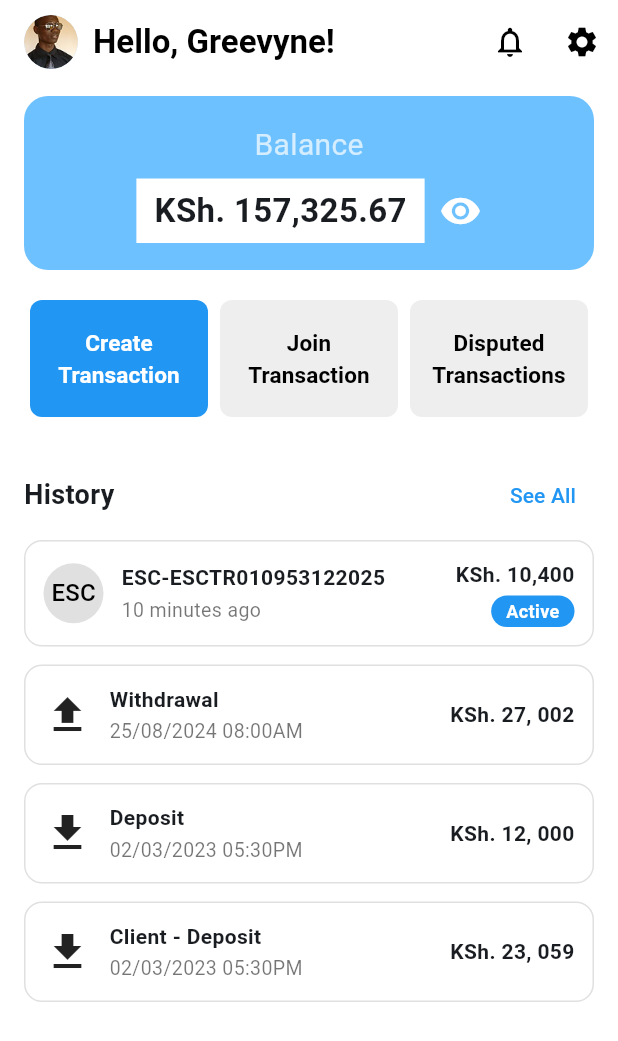
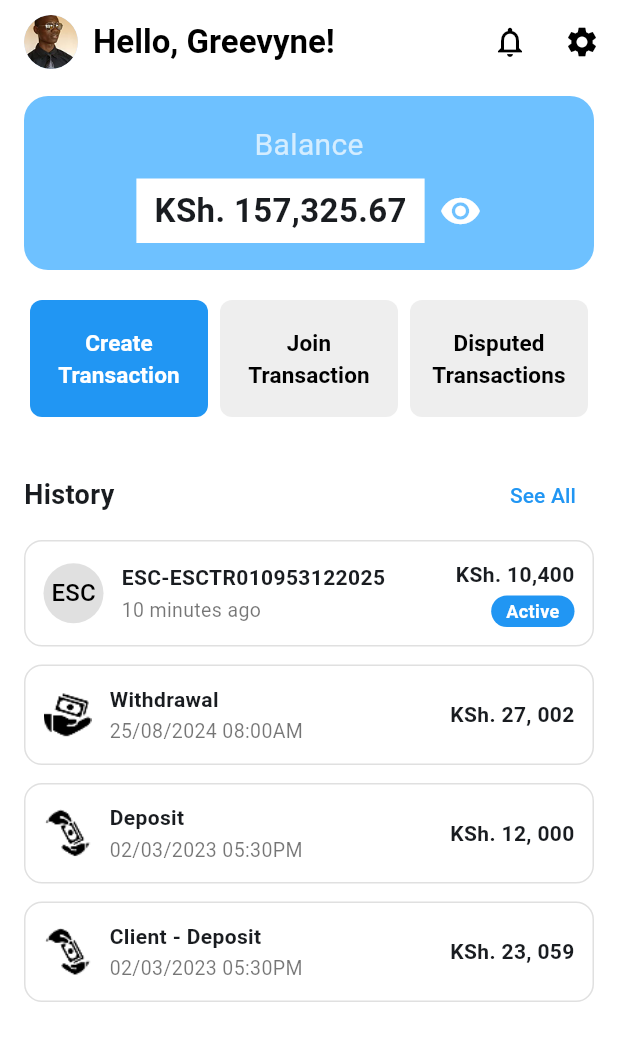
Before and after one commit to Muhoti/ESCROW, a Flutter app: the HomeScreenBody screen opened directly, on a phone screen of 412 x 824 dp. Shown: the top 1041 px of the screen. Run offline on Flutter 3.47's test engine with Material 3 defaults, Android fonts, the phone set to English and light mode, and no system bars.

Commit message:
Update asset references in HomeScreen and add new icon asset path in pubspec.yaml

```diff
--- a/lib/screens/home_screen.dart
+++ b/lib/screens/home_screen.dart
@@ -195,19 +195,22 @@ class HomeScreenBody extends StatelessWidget {
                 statusColor: Colors.blue,
               ),
               _historyCard(
-                leading: const Icon(Icons.upload, size: 32),
+                leading: Image.asset('assets/images/icons/withdraw.png',
+                    width: 32, height: 32),
                 title: 'Withdrawal',
                 subtitle: '25/08/2024 08:00AM',
                 amount: 'KSh. 27, 002',
               ),
               _historyCard(
-                leading: const Icon(Icons.download, size: 32),
+                leading: Image.asset('assets/images/icons/deposit.png',
+                    width: 32, height: 32),
                 title: 'Deposit',
                 subtitle: '02/03/2023 05:30PM',
                 amount: 'KSh. 12, 000',
               ),
               _historyCard(
-                leading: const Icon(Icons.download, size: 32),
+                leading: Image.asset('assets/images/icons/deposit.png',
+                    width: 32, height: 32),
                 title: 'Client - Deposit',
                 subtitle: '02/03/2023 05:30PM',
                 amount: 'KSh. 23, 059',
--- a/pubspec.yaml
+++ b/pubspec.yaml
@@ -2,7 +2,7 @@ name: escrow_mobile
 description: "A new Flutter project."
 # The following line prevents the package from being accidentally published to
 # pub.dev using `flutter pub publish`. This is preferred for private packages.
-publish_to: 'none' # Remove this line if you wish to publish to pub.dev
+publish_to: "none" # Remove this line if you wish to publish to pub.dev
 
 # The following defines the version and build number for your application.
 # A version number is three numbers separated by dots, like 1.2.43
@@ -51,7 +51,6 @@ dev_dependencies:
 
 # The following section is specific to Flutter packages.
 flutter:
-
   # The following line ensures that the Material Icons font is
   # included with your application, so that you can use the icons in
   # the material Icons class.
@@ -60,6 +59,7 @@ flutter:
   # To add assets to your application, add an assets section, like this:
   assets:
     - assets/images/
+    - assets/images/icons/
 
   # An image asset can refer to one or more resolution-specific "variants", see
   # https://flutter.dev/to/resolution-aware-images
```
